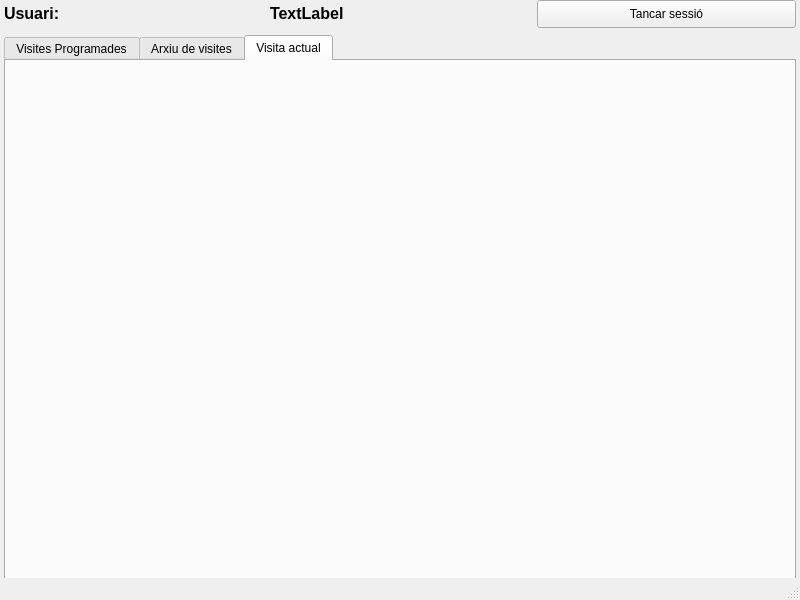
Qt form ferrer_carles/metge.ui (cferrermunoz/VisitApp) before a commit.
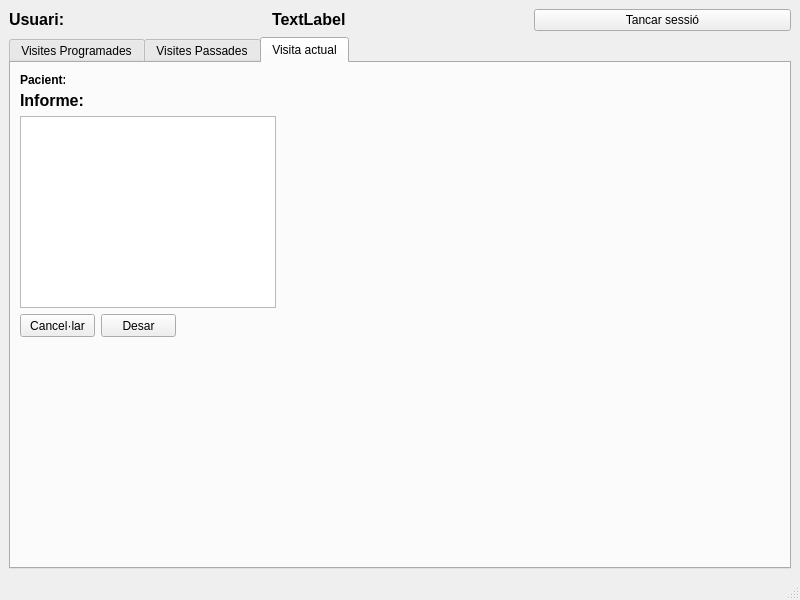
The same form after that commit. The open tabs and pages were chosen to show the change.

What changed in the file:
```diff
--- a/ferrer_carles/metge.ui
+++ b/ferrer_carles/metge.ui
@@ -14,53 +14,21 @@
    <string>MainWindow</string>
   </property>
   <widget class="QWidget" name="centralwidget">
-   <widget class="QLabel" name="label_5">
-    <property name="geometry">
-     <rect>
-      <x>4</x>
-      <y>0</y>
-      <width>259</width>
-      <height>28</height>
-     </rect>
-    </property>
-    <property name="text">
-     <string>&lt;html&gt;&lt;head/&gt;&lt;body&gt;&lt;p&gt;&lt;span style=&quot; font-size:12pt; font-weight:600;&quot;&gt;Usuari:&lt;/span&gt;&lt;/p&gt;&lt;/body&gt;&lt;/html&gt;</string>
-    </property>
-   </widget>
-   <widget class="QPushButton" name="btnTancarSessio">
-    <property name="geometry">
-     <rect>
-      <x>537</x>
-      <y>0</y>
-      <width>259</width>
-      <height>28</height>
-     </rect>
-    </property>
-    <property name="text">
-     <string>Tancar sessió</string>
-    </property>
-   </widget>
+   <layout class="QGridLayout" name="gridLayout_2">
+    <item row="1" column="0" colspan="3">
    <widget class="QTabWidget" name="tabWidget">
-    <property name="geometry">
-     <rect>
-      <x>4</x>
-      <y>35</y>
-      <width>792</width>
-      <height>569</height>
-     </rect>
-    </property>
     <property name="currentIndex">
-     <number>0</number>
+       <number>2</number>
     </property>
     <widget class="QWidget" name="tab_1">
      <attribute name="title">
       <string>Visites Programades</string>
      </attribute>
      <layout class="QGridLayout" name="gridLayout">
-      <item row="1" column="0" colspan="5">
-       <widget class="QCalendarWidget" name="calendarWidget"/>
-      </item>
-      <item row="0" column="0" colspan="2">
+        <item row="1" column="0">
+         <widget class="QTableWidget" name="twVProg"/>
+        </item>
+        <item row="0" column="0">
        <widget class="QLabel" name="label">
         <property name="text">
          <string>&lt;html&gt;&lt;head/&gt;&lt;body&gt;&lt;p&gt;&lt;span style=&quot; font-size:12pt; font-weight:600;&quot;&gt;Visites programades&lt;/span&gt;&lt;/p&gt;&lt;/body&gt;&lt;/html&gt;</string>
@@ -71,40 +39,130 @@
     </widget>
     <widget class="QWidget" name="tab_2">
      <attribute name="title">
-      <string>Arxiu de visites</string>
-     </attribute>
-     <layout class="QFormLayout" name="formLayout">
-      <item row="0" column="0">
+        <string>Visites Passades</string>
+       </attribute>
        <widget class="QLabel" name="label_6">
+        <property name="geometry">
+         <rect>
+          <x>9</x>
+          <y>9</y>
+          <width>134</width>
+          <height>19</height>
+         </rect>
+        </property>
         <property name="text">
          <string>&lt;html&gt;&lt;head/&gt;&lt;body&gt;&lt;p&gt;&lt;span style=&quot; font-size:12pt; font-weight:600;&quot;&gt;Visites Passades&lt;/span&gt;&lt;/p&gt;&lt;/body&gt;&lt;/html&gt;</string>
         </property>
        </widget>
-      </item>
-      <item row="1" column="0">
-       <widget class="QLineEdit" name="lineEdit"/>
-      </item>
-     </layout>
+       <widget class="QTableWidget" name="twVPass">
+        <property name="geometry">
+         <rect>
+          <x>9</x>
+          <y>34</y>
+          <width>771</width>
+          <height>491</height>
+         </rect>
+        </property>
+       </widget>
     </widget>
     <widget class="QWidget" name="tab_3">
      <attribute name="title">
       <string>Visita actual</string>
      </attribute>
-    </widget>
-   </widget>
+       <widget class="QTextBrowser" name="textBrowser">
+        <property name="geometry">
+         <rect>
+          <x>9</x>
+          <y>53</y>
+          <width>256</width>
+          <height>192</height>
+         </rect>
+        </property>
+        <property name="html">
+         <string>&lt;!DOCTYPE HTML PUBLIC &quot;-//W3C//DTD HTML 4.0//EN&quot; &quot;http://www.w3.org/TR/REC-html40/strict.dtd&quot;&gt;
+&lt;html&gt;&lt;head&gt;&lt;meta name=&quot;qrichtext&quot; content=&quot;1&quot; /&gt;&lt;style type=&quot;text/css&quot;&gt;
+p, li { white-space: pre-wrap; }
+&lt;/style&gt;&lt;/head&gt;&lt;body style=&quot; font-family:'MS Shell Dlg 2'; font-size:8.25pt; font-weight:400; font-style:normal;&quot;&gt;
+&lt;p style=&quot;-qt-paragraph-type:empty; margin-top:0px; margin-bottom:0px; margin-left:0px; margin-right:0px; -qt-block-indent:0; text-indent:0px;&quot;&gt;&lt;br /&gt;&lt;/p&gt;&lt;/body&gt;&lt;/html&gt;</string>
+        </property>
+       </widget>
+       <widget class="QPushButton" name="btnDesar">
+        <property name="geometry">
+         <rect>
+          <x>90</x>
+          <y>251</y>
+          <width>75</width>
+          <height>23</height>
+         </rect>
+        </property>
+        <property name="text">
+         <string>Desar</string>
+        </property>
+       </widget>
+       <widget class="QPushButton" name="pushButton_2">
+        <property name="geometry">
+         <rect>
+          <x>9</x>
+          <y>251</y>
+          <width>75</width>
+          <height>23</height>
+         </rect>
+        </property>
+        <property name="text">
+         <string>Cancel·lar</string>
+        </property>
+       </widget>
+       <widget class="QLabel" name="label_2">
+        <property name="geometry">
+         <rect>
+          <x>9</x>
+          <y>28</y>
+          <width>71</width>
+          <height>19</height>
+         </rect>
+        </property>
+        <property name="text">
+         <string>&lt;html&gt;&lt;head/&gt;&lt;body&gt;&lt;p&gt;&lt;span style=&quot; font-size:12pt; font-weight:600;&quot;&gt;Informe:&lt;/span&gt;&lt;/p&gt;&lt;/body&gt;&lt;/html&gt;</string>
+        </property>
+       </widget>
+       <widget class="QLabel" name="label_3">
+        <property name="geometry">
+         <rect>
+          <x>9</x>
+          <y>9</y>
+          <width>45</width>
+          <height>16</height>
+         </rect>
+        </property>
+        <property name="text">
+         <string>&lt;html&gt;&lt;head/&gt;&lt;body&gt;&lt;p&gt;&lt;span style=&quot; font-weight:600;&quot;&gt;Pacient:&lt;/span&gt;&lt;/p&gt;&lt;/body&gt;&lt;/html&gt;</string>
+        </property>
+       </widget>
+      </widget>
+     </widget>
+    </item>
+    <item row="0" column="1">
    <widget class="QLabel" name="txbUser">
-    <property name="geometry">
-     <rect>
-      <x>270</x>
-      <y>0</y>
-      <width>260</width>
-      <height>28</height>
-     </rect>
-    </property>
     <property name="text">
      <string>&lt;html&gt;&lt;head/&gt;&lt;body&gt;&lt;p&gt;&lt;span style=&quot; font-size:12pt; font-weight:600;&quot;&gt;TextLabel&lt;/span&gt;&lt;/p&gt;&lt;/body&gt;&lt;/html&gt;</string>
     </property>
    </widget>
+    </item>
+    <item row="0" column="0">
+     <widget class="QLabel" name="label_5">
+      <property name="text">
+       <string>&lt;html&gt;&lt;head/&gt;&lt;body&gt;&lt;p&gt;&lt;span style=&quot; font-size:12pt; font-weight:600;&quot;&gt;Usuari:&lt;/span&gt;&lt;/p&gt;&lt;/body&gt;&lt;/html&gt;</string>
+      </property>
+     </widget>
+    </item>
+    <item row="0" column="2">
+     <widget class="QPushButton" name="btnTancarSessio">
+      <property name="text">
+       <string>Tancar sessió</string>
+      </property>
+     </widget>
+    </item>
+   </layout>
   </widget>
   <widget class="QStatusBar" name="statusbar"/>
  </widget>
```
Lines whose indentation alone changed are shown as unchanged.
